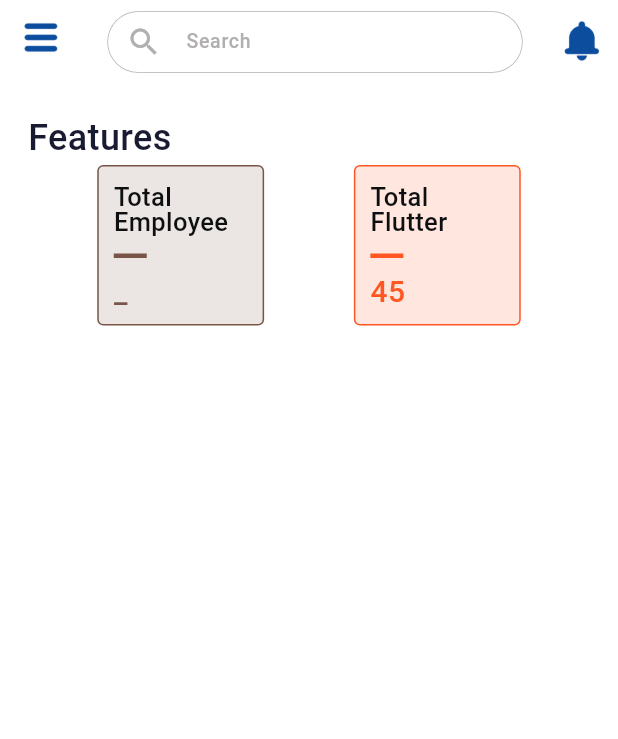
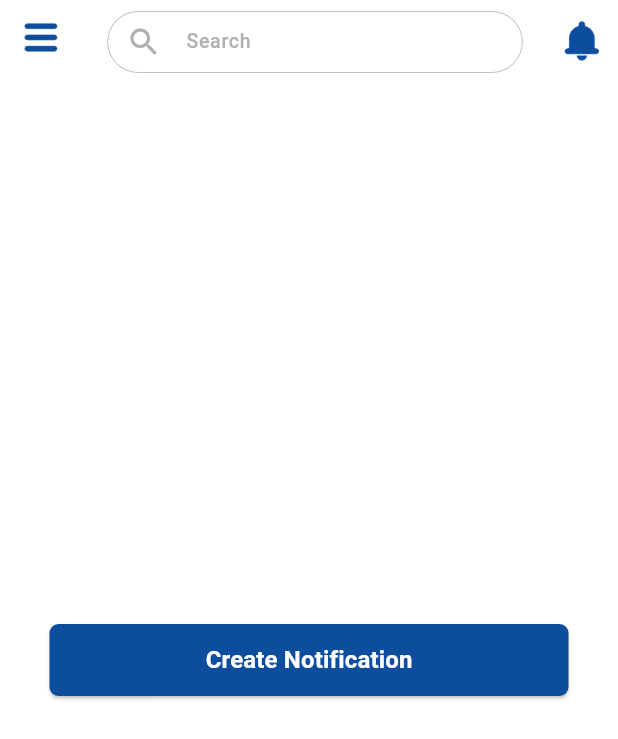
Before and after one commit to jawad4353/codecoy, a Flutter app: the Home screen opened directly, on a phone screen of 412 x 824 dp. Shown: the top 739 px of the screen. Run offline on Flutter 3.47's test engine with Material 3 defaults, Android fonts, the phone set to English and light mode, and no system bars; our stand-ins replace awesome_bottom_bar, awesome_notifications, bloc, cached_network_image, cloud_firestore, equatable and 15 more; missing offline and left inert: proste_bezier_curve; accounts and stored records are empty.

Commit message:
foreground notifications done

```diff
--- a/lib/utilis/app_constants.dart
+++ b/lib/utilis/app_constants.dart
@@ -55,8 +55,13 @@ class AppConstants{
   static String appVersion='version $version';
   static String viewImage='View Image';
   static String home='Home';
-
-
+  static String createNotification='Create Notification';
+  static String features='Features';
+  static String foregroundChannelDescription=' This jawad_foreground is channel to display foreground notifications';
+  static String foregroundChannelKey='Jawad Foreground';
+  static String channelIcon='resource://mipmap/ic_launcher';
+  static String foregroundNotification='Foreground Notification ';
+  static String foregroundNotificationBody='App is in Resumed state ';
 
   //profile
   static String profile='Profile';
--- a/lib/view/boarding/boarding.dart
+++ b/lib/view/boarding/boarding.dart
@@ -105,7 +105,6 @@ class _BoardingScreenState extends State<BoardingScreen> {
   Widget _btnNext(){
     return InkWell(
       onTap: (){
-        notificationService.schedulePeriodicNotifications();
         Navigator.pushReplacement(context, MyRoute(const Login()));
       },
       child: Container(
--- a/lib/view/screens/home/home.dart
+++ b/lib/view/screens/home/home.dart
@@ -1,6 +1,7 @@
 import 'package:cached_network_image/cached_network_image.dart';
 import 'package:codecoy/network_config/firebase_service.dart';
 import 'package:codecoy/utilis/app_constants.dart';
+import 'package:codecoy/view/widgets/custom_button.dart';
 import 'package:codecoy/view_model/bottom_navbar_bloc/bottom_navbar_bloc.dart';
 import 'package:codecoy/view_model/profile_bloc/profile_bloc.dart';
 import 'package:flutter/material.dart';
@@ -17,6 +18,7 @@ import '../../../utilis/app_text_styles.dart';
 import '../../auth/login.dart';
 import '../../dialogues/logout.dart';
 import '../more/web_view_helper.dart';
+import 'notification_service.dart';
 
 
 
@@ -120,29 +122,20 @@ class _HomeState extends State<Home> {
                     child: Text(AppConstants.appVersion,style: AppTextStyles.robotoMedium(color: AppColors.grey0E0F10, fontSize: 15.sp, weight: FontWeight.w300),),
                   ),
                 )
-
               ],
             ),
           ),
         ),
 
-        body: ListView(children:  [
-          //const MySlider(),
-          Text('\n   Features',style:AppTextStyles.robotoMedium(color: AppColors.black191B32, fontSize: 24.sp, weight: FontWeight.w600),),
-          Padding(
-            padding:  EdgeInsets.symmetric(horizontal: 5.w,vertical: 6.h),
-            child: Row(
-              mainAxisAlignment: MainAxisAlignment.spaceEvenly,
-              crossAxisAlignment: CrossAxisAlignment.center,
-              children: [
-
-              valueContainers(title: 'Total Employee', result: '_' , color: AppColors.brown,),
-                valueContainers(title: 'Total Flutter', result: '45', color: AppColors.orange,)
-              ],),
+        body: Center(
+          child: Padding(
+            padding:  EdgeInsets.symmetric(horizontal: 33.w),
+            child: customButton(title: AppConstants.createNotification, onPressed: () async {
+              EasyLoading.showInfo('Notification scheduled after 5 seconds');
+              await Future.delayed(const Duration(seconds: 5),(){NotificationService.showNotification();});
+            }),
           ),
-
-
-        ],),
+        ),
       ),
     );
   }
@@ -190,31 +183,6 @@ class _HomeState extends State<Home> {
     );
   }
 
-  Widget valueContainers({required String title, required String result,required Color color}){
-    return Container(
-      width: 1.sw*0.27 ,
-      padding: const EdgeInsets.symmetric(horizontal: 10,vertical: 12),
-      decoration: BoxDecoration(
-          border: Border.all(color: color , width: 1),
-          color: color.withOpacity(0.15),
-          borderRadius: BorderRadius.circular(4)
-      ),
-      child: Column(
-        crossAxisAlignment: CrossAxisAlignment.start,
-        children: [
-          Text(title,style: AppTextStyles.robotoMedium(color: AppColors.grey0E0F10,fontSize: 17.0,weight: FontWeight.w500 ),),
-          const SizedBox(height: 12),
-          Container(
-            height: 3,
-            width: 22,
-            color: color,
-          ),
-          const SizedBox(height: 12),
-          Text(result,style: AppTextStyles.robotoMedium(color: color,fontSize: 20.0,weight: FontWeight.w500 ),)
-        ],
-      ),
-    );
-  }
 
   Widget _profile({required String imageUrl,required String name,required String email}){
     return  UserAccountsDrawerHeader(
```
Also changed, not shown: lib/main.dart (+2 -5 lines), lib/view/screens/home/notification_service.dart (added, +83 -0 lines), lib/view/screens/home/notifications.dart (deleted, +0 -64 lines).
